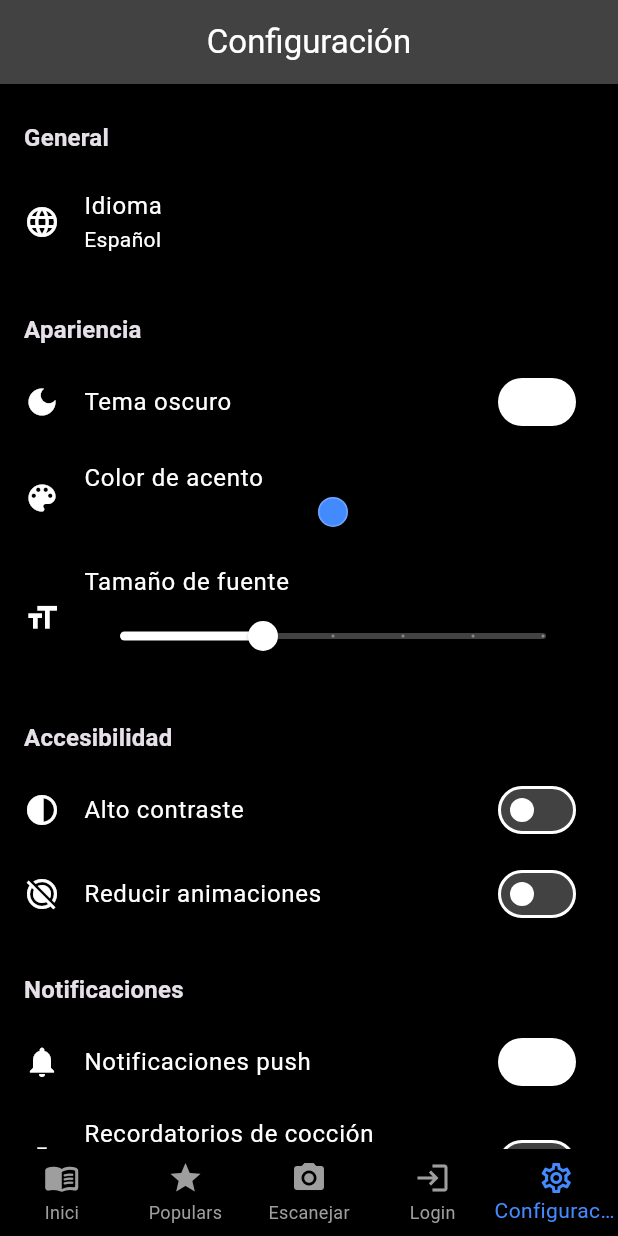
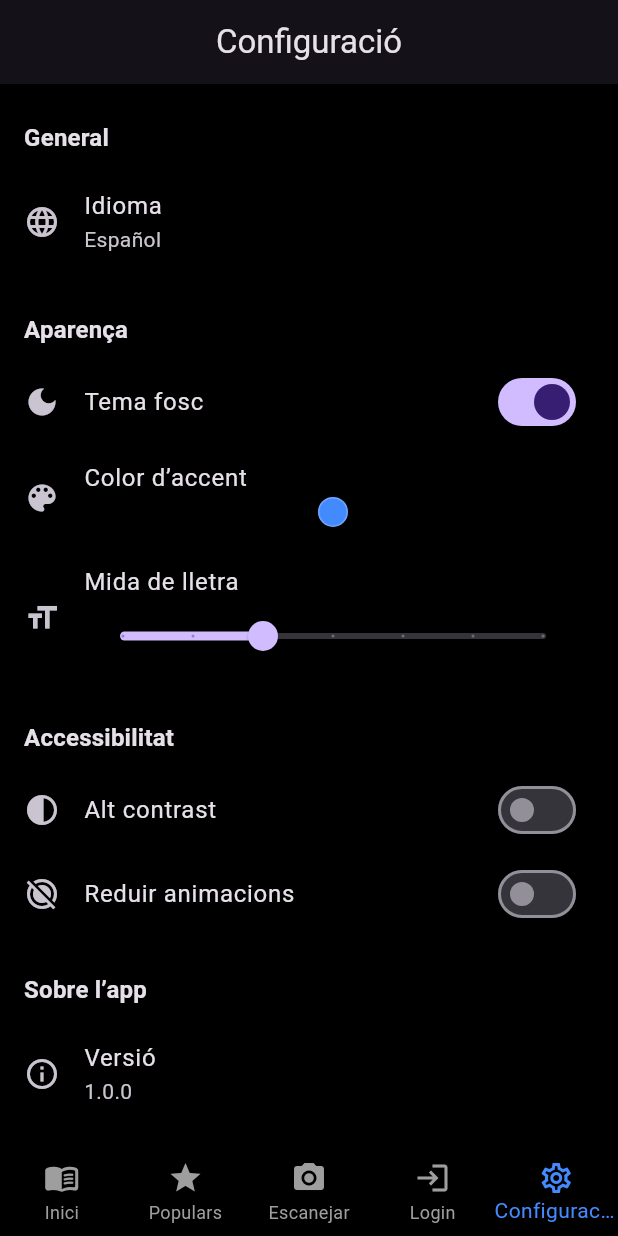
Before and after one commit to isma-fernandez/RecipeAI, a Flutter app: the screen it shows after launch, item 5 of the bottom bar chosen, on a phone screen of 412 x 824 dp. Run offline on Flutter 3.47's test engine with Material 3 defaults, Android fonts, the phone set to English and light mode, and no system bars; our stand-ins replace camera, cloud_firestore, cloud_functions, firebase_auth, firebase_core, firebase_storage and 2 more; accounts and stored records are empty.

Commit message:
added functionalities for settings screen

```diff
--- /dev/null
+++ b/lib/accent_color_notifier.dart
@@ -0,0 +1,14 @@
+import 'package:flutter/material.dart';
+
+class AccentColorNotifier extends ChangeNotifier {
+  Color _accentColor;
+
+  AccentColorNotifier(this._accentColor);
+
+  Color get accentColor => _accentColor;
+
+  void setAccentColor(Color color) {
+    _accentColor = color;
+    notifyListeners();
+  }
+}
--- /dev/null
+++ b/lib/font_scale_notifier.dart
@@ -0,0 +1,14 @@
+import 'package:flutter/material.dart';
+
+class FontScaleNotifier extends ChangeNotifier {
+  double _fontScale;
+
+  FontScaleNotifier(this._fontScale);
+
+  double get fontScale => _fontScale;
+
+  void setFontScale(double value) {
+    _fontScale = value;
+    notifyListeners();
+  }
+}
--- /dev/null
+++ b/lib/high_contrast_notifier.dart
@@ -0,0 +1,14 @@
+import 'package:flutter/material.dart';
+
+class HighContrastNotifier extends ChangeNotifier {
+  bool _highContrast;
+
+  HighContrastNotifier(this._highContrast);
+
+  bool get highContrast => _highContrast;
+
+  void setHighContrast(bool value) {
+    _highContrast = value;
+    notifyListeners();
+  }
+}
--- a/lib/main.dart
+++ b/lib/main.dart
@@ -1,6 +1,8 @@
 import 'package:flutter/material.dart';
 import 'package:firebase_core/firebase_core.dart';
 import 'package:firebase_auth/firebase_auth.dart';
+import 'package:provider/provider.dart';
+import 'package:shared_preferences/shared_preferences.dart';
 
 import 'firebase_options.dart';
 import 'screens/recipes_screen.dart';
@@ -11,31 +13,112 @@ import 'screens/popular_screen.dart';
 import 'screens/login_screen.dart';
 import 'screens/user_screen.dart';
 import 'screens/settings_screen.dart';
+import 'font_scale_notifier.dart';
+import 'accent_color_notifier.dart';
+import 'high_contrast_notifier.dart';
+import 'reduce_motion_notifier.dart';
+
+class ThemeNotifier extends ChangeNotifier {
+  bool _darkMode;
+  ThemeNotifier(this._darkMode);
+
+  bool get darkMode => _darkMode;
+
+  ThemeData get themeData =>
+      _darkMode ? ThemeData.dark() : ThemeData.light();
+
+  void setDarkMode(bool value) {
+    _darkMode = value;
+    notifyListeners();
+  }
+}
 
 void main() async {
   WidgetsFlutterBinding.ensureInitialized();
   await Firebase.initializeApp(
     options: DefaultFirebaseOptions.currentPlatform,
   );
-  runApp(const MyApp());
+  final prefs = await SharedPreferences.getInstance();
+  final isDark = prefs.getBool('darkMode') ?? true;
+  final fontScale = prefs.getDouble('fontScale') ?? 1.0;
+  final accentColor = Color(prefs.getInt('accentColor') ?? Colors.blueAccent.value);
+  final highContrast = prefs.getBool('highContrast') ?? false;
+  final reduceMotion = prefs.getBool('reduceMotion') ?? false;
+
+  runApp(
+    MultiProvider(
+      providers: [
+        ChangeNotifierProvider(create: (_) => ThemeNotifier(isDark)),
+        ChangeNotifierProvider(create: (_) => FontScaleNotifier(fontScale)),
+        ChangeNotifierProvider(create: (_) => AccentColorNotifier(accentColor)),
+        ChangeNotifierProvider(create: (_) => HighContrastNotifier(highContrast)),
+        ChangeNotifierProvider(create: (_) => ReduceMotionNotifier(reduceMotion)),
+      ],
+      child: const MyApp(),
+    ),
+  );
 }
 
 class MyApp extends StatelessWidget {
   const MyApp({super.key});
   @override
   Widget build(BuildContext context) {
+    return Consumer4<ThemeNotifier, FontScaleNotifier, AccentColorNotifier, HighContrastNotifier>(
+      builder: (context, themeNotifier, fontScaleNotifier, accentColorNotifier, highContrastNotifier, child) {
+        ThemeData baseTheme = themeNotifier.themeData;
+        if (highContrastNotifier.highContrast) {
+          // Aplica colors vius i contrastats!
+          baseTheme = baseTheme.copyWith(
+            colorScheme: baseTheme.colorScheme.copyWith(
+              background: themeNotifier.darkMode ? Colors.black : Colors.white,
+              onBackground: Colors.yellow,
+              primary: themeNotifier.darkMode ? Colors.white : Colors.black,
+              secondary: Colors.yellowAccent,
+              surface: Colors.black,
+              onSurface: Colors.yellowAccent,
+            ),
+            textTheme: baseTheme.textTheme.copyWith(
+              bodyLarge: baseTheme.textTheme.bodyLarge?.copyWith(
+                fontWeight: FontWeight.bold,
+                color: Colors.yellowAccent,
+              ),
+              bodyMedium: baseTheme.textTheme.bodyMedium?.copyWith(
+                fontWeight: FontWeight.bold,
+                color: Colors.yellowAccent,
+              ),
+              titleLarge: baseTheme.textTheme.titleLarge?.copyWith(
+                fontWeight: FontWeight.bold,
+                color: Colors.yellowAccent,
+              ),
+            ),
+            switchTheme: baseTheme.switchTheme.copyWith(
+              thumbColor: MaterialStateProperty.all(Colors.yellowAccent),
+              trackColor: MaterialStateProperty.all(Colors.black87),
+            ),
+          );
+        }
+
         return MaterialApp(
           debugShowCheckedModeBanner: false,
           title: 'RecipeAI App',
-      theme: ThemeData.dark().copyWith(
-        scaffoldBackgroundColor: Colors.black,
-        primaryColor: Colors.white,
-        colorScheme: ColorScheme.fromSwatch(brightness: Brightness.dark).copyWith(
-          primary: Colors.white,
-          secondary: Colors.blueAccent,
+          theme: baseTheme.copyWith(
+            scaffoldBackgroundColor: themeNotifier.darkMode ? Colors.black : Colors.white,
+            primaryColor: themeNotifier.darkMode ? Colors.white : Colors.black,
+            colorScheme: baseTheme.colorScheme.copyWith(
+              secondary: accentColorNotifier.accentColor,
             ),
           ),
+          builder: (context, child) {
+            return MediaQuery(
+              data: MediaQuery.of(context).copyWith(
+                textScaleFactor: fontScaleNotifier.fontScale,
+              ),
+              child: child!,
+            );
+          },
           home: const RootPage(),
+        );
+      },
     );
   }
 }
@@ -79,7 +162,7 @@ class _RootPageState extends State<RootPage> {
       const BottomNavigationBarItem(
           icon: Icon(Icons.menu_book_rounded), label: 'Inici'),
       const BottomNavigationBarItem(
-          icon: Icon(Icons.star), label: 'Populars'),    // Platos populares
+          icon: Icon(Icons.star), label: 'Populars'),
       const BottomNavigationBarItem(
           icon: Icon(Icons.photo_camera), label: 'Escanejar'),
       if (loggedIn)
@@ -105,8 +188,8 @@ class _RootPageState extends State<RootPage> {
         currentIndex: _currentIndex,
         onTap: (i) => setState(() => _currentIndex = i),
         type: BottomNavigationBarType.fixed,
-        backgroundColor: Colors.black,
-        selectedItemColor: Colors.blueAccent,
+        backgroundColor: Theme.of(context).scaffoldBackgroundColor,
+        selectedItemColor: Provider.of<AccentColorNotifier>(context).accentColor,
         unselectedItemColor: Colors.grey,
         items: items,
       ),
--- /dev/null
+++ b/lib/reduce_motion_notifier.dart
@@ -0,0 +1,14 @@
+import 'package:flutter/material.dart';
+
+class ReduceMotionNotifier extends ChangeNotifier {
+  bool _reduceMotion;
+
+  ReduceMotionNotifier(this._reduceMotion);
+
+  bool get reduceMotion => _reduceMotion;
+
+  void setReduceMotion(bool value) {
+    _reduceMotion = value;
+    notifyListeners();
+  }
+}
--- a/lib/screens/settings_screen.dart
+++ b/lib/screens/settings_screen.dart
@@ -1,4 +1,12 @@
 import 'package:flutter/material.dart';
+import 'package:provider/provider.dart';
+import 'package:shared_preferences/shared_preferences.dart';
+
+import '../font_scale_notifier.dart';
+import '../main.dart'; // Per ThemeNotifier
+import '../accent_color_notifier.dart';
+import '../high_contrast_notifier.dart';
+import '../reduce_motion_notifier.dart';
 
 class SettingsScreen extends StatefulWidget {
   const SettingsScreen({super.key});
@@ -9,21 +17,43 @@ class SettingsScreen extends StatefulWidget {
 
 class _SettingsScreenState extends State<SettingsScreen> {
   bool darkMode = true;
-  bool highContrast = false;
-  bool reduceMotion = false;
-  bool pushNotifications = true;
-  bool cookingReminders = false;
-  bool useMobileData = true;
-  bool autoUploadPhotos = false;
   double fontScale = 1.0;
   String language = 'Español';
   Color accentColor = Colors.blueAccent;
+  bool highContrast = false;
+  bool reduceMotion = false;
+
+  @override
+  void initState() {
+    super.initState();
+    _loadPreferences();
+  }
+
+  Future<void> _loadPreferences() async {
+    final prefs = await SharedPreferences.getInstance();
+    setState(() {
+      darkMode = prefs.getBool('darkMode') ?? true;
+      fontScale = prefs.getDouble('fontScale') ?? 1.0;
+      language = prefs.getString('language') ?? 'Español';
+      accentColor = Color(prefs.getInt('accentColor') ?? Colors.blueAccent.value);
+      highContrast = prefs.getBool('highContrast') ?? false;
+      reduceMotion = prefs.getBool('reduceMotion') ?? false;
+    });
+  }
+
+  Future<void> _savePreference(String key, dynamic value) async {
+    final prefs = await SharedPreferences.getInstance();
+    if (value is bool) prefs.setBool(key, value);
+    if (value is String) prefs.setString(key, value);
+    if (value is double) prefs.setDouble(key, value);
+    if (value is int) prefs.setInt(key, value);
+  }
 
   @override
   Widget build(BuildContext context) {
     return Scaffold(
       appBar: AppBar(
-        title: const Text('Configuración'),
+        title: const Text('Configuració'),
         centerTitle: true,
       ),
       body: ListView(
@@ -35,106 +65,86 @@ class _SettingsScreenState extends State<SettingsScreen> {
             subtitle: Text(language),
             onTap: () => _showOptionsDialog(
               title: 'Selecciona idioma',
-              options: const ['Español', 'English', 'Català', 'Français'],
+              options: const ['Català'],
               selected: language,
-              onSelected: (v) => setState(() => language = v),
+              onSelected: (v) async {
+                setState(() => language = v);
+                await _savePreference('language', v);
+                // Aquí pots afegir la lògica de canvi d'idioma global
+              },
             ),
           ),
-          _buildSectionTitle('Apariencia'),
+          _buildSectionTitle('Aparença'),
           SwitchListTile(
             value: darkMode,
-            onChanged: (v) => setState(() => darkMode = v),
-            title: const Text('Tema oscuro'),
+            onChanged: (v) async {
+              setState(() => darkMode = v);
+              await _savePreference('darkMode', v);
+              Provider.of<ThemeNotifier>(context, listen: false).setDarkMode(v);
+            },
+            title: const Text('Tema fosc'),
             secondary: const Icon(Icons.dark_mode),
           ),
           ListTile(
             leading: const Icon(Icons.color_lens),
-            title: const Text('Color de acento'),
-            subtitle: Container(
+            title: const Text('Color d’accent'),
+            subtitle: Consumer<AccentColorNotifier>(
+              builder: (context, accentNotifier, _) => Container(
                 width: 20,
                 height: 20,
                 decoration: BoxDecoration(
-                color: accentColor,
+                  color: accentNotifier.accentColor,
                   shape: BoxShape.circle,
                   border: Border.all(color: Colors.white24),
                 ),
               ),
-            onTap: () => _showColorPicker(),
+            ),
+            onTap: () => _showColorPicker(context),
           ),
           ListTile(
             leading: const Icon(Icons.format_size),
-            title: const Text('Tamaño de fuente'),
+            title: const Text('Mida de lletra'),
             subtitle: Slider(
               value: fontScale,
               min: 0.8,
               max: 1.4,
               divisions: 6,
               label: '${(fontScale * 100).round()} %',
-              onChanged: (v) => setState(() => fontScale = v),
+              onChanged: (v) {
+                setState(() => fontScale = v);
+                _savePreference('fontScale', v);
+                Provider.of<FontScaleNotifier>(context, listen: false).setFontScale(v);
+              },
             ),
           ),
-
-          _buildSectionTitle('Accesibilidad'),
-          SwitchListTile(
-            value: highContrast,
-            onChanged: (v) => setState(() => highContrast = v),
-            title: const Text('Alto contraste'),
+          _buildSectionTitle('Accessibilitat'),
+          Consumer<HighContrastNotifier>(
+            builder: (context, highContrastNotifier, _) => SwitchListTile(
+              value: highContrastNotifier.highContrast,
+              onChanged: (v) async {
+                highContrastNotifier.setHighContrast(v);
+                await _savePreference('highContrast', v);
+              },
+              title: const Text('Alt contrast'),
               secondary: const Icon(Icons.contrast),
             ),
-          SwitchListTile(
-            value: reduceMotion,
-            onChanged: (v) => setState(() => reduceMotion = v),
-            title: const Text('Reducir animaciones'),
+          ),
+          Consumer<ReduceMotionNotifier>(
+            builder: (context, reduceMotionNotifier, _) => SwitchListTile(
+              value: reduceMotionNotifier.reduceMotion,
+              onChanged: (v) async {
+                reduceMotionNotifier.setReduceMotion(v);
+                await _savePreference('reduceMotion', v);
+              },
+              title: const Text('Reduir animacions'),
               secondary: const Icon(Icons.motion_photos_off),
             ),
-
-          _buildSectionTitle('Notificaciones'),
-          SwitchListTile(
-            value: pushNotifications,
-            onChanged: (v) => setState(() => pushNotifications = v),
-            title: const Text('Notificaciones push'),
-            secondary: const Icon(Icons.notifications),
           ),
-          SwitchListTile(
-            value: cookingReminders,
-            onChanged: (v) => setState(() => cookingReminders = v),
-            title: const Text('Recordatorios de cocción'),
-            subtitle: const Text('Recibe avisos cuando termine el tiempo de horno'),
-            secondary: const Icon(Icons.timer),
-          ),
-
-          _buildSectionTitle('Datos y almacenamiento'),
-          SwitchListTile(
-            value: useMobileData,
-            onChanged: (v) => setState(() => useMobileData = v),
-            title: const Text('Usar datos móviles'),
-            secondary: const Icon(Icons.signal_cellular_alt),
-          ),
-          SwitchListTile(
-            value: autoUploadPhotos,
-            onChanged: (v) => setState(() => autoUploadPhotos = v),
-            title: const Text('Subir fotos automáticamente'),
-            subtitle: const Text('Se enviarán a la nube para analizar ingredientes'),
-            secondary: const Icon(Icons.cloud_upload_outlined),
-          ),
-
-          _buildSectionTitle('Acerca de'),
+          _buildSectionTitle('Sobre l’app'),
           ListTile(
             leading: const Icon(Icons.info_outline),
-            title: const Text('Versión'),
+            title: const Text('Versió'),
             subtitle: const Text('1.0.0'),
-          ),
-          ListTile(
-            leading: const Icon(Icons.description_outlined),
-            title: const Text('Términos y privacidad'),
-            onTap: () {
-            },
-          ),
-          ListTile(
-            leading: const Icon(Icons.star_rate_outlined),
-            title: const Text('Dejar valoración'),
-            onTap: () {
-            },
           ),
           const SizedBox(height: 24),
         ],
@@ -147,8 +157,10 @@ class _SettingsScreenState extends State<SettingsScreen> {
   Widget _buildSectionTitle(String title) => Padding(
     padding: const EdgeInsets.fromLTRB(16, 24, 16, 8),
     child: Text(title,
-        style:
-        Theme.of(context).textTheme.titleMedium?.copyWith(fontWeight: FontWeight.bold)),
+        style: Theme.of(context)
+            .textTheme
+            .titleMedium
+            ?.copyWith(fontWeight: FontWeight.bold)),
   );
 
   Future<void> _showOptionsDialog({
@@ -181,7 +193,7 @@ class _SettingsScreenState extends State<SettingsScreen> {
     );
   }
 
-  Future<void> _showColorPicker() async {
+  Future<void> _showColorPicker(BuildContext context) async {
     final colors = [
       Colors.blueAccent,
       Colors.redAccent,
@@ -190,6 +202,7 @@ class _SettingsScreenState extends State<SettingsScreen> {
       Colors.orangeAccent,
       Colors.tealAccent,
     ];
+    final accentNotifier = Provider.of<AccentColorNotifier>(context, listen: false);
 
     await showModalBottomSheet(
       context: context,
@@ -205,8 +218,10 @@ class _SettingsScreenState extends State<SettingsScreen> {
           children: colors
               .map(
                 (c) => GestureDetector(
-              onTap: () {
+              onTap: () async {
                 setState(() => accentColor = c);
+                accentNotifier.setAccentColor(c);
+                await _savePreference('accentColor', c.value);
                 Navigator.of(context).pop();
               },
               child: Container(
@@ -216,7 +231,9 @@ class _SettingsScreenState extends State<SettingsScreen> {
                   color: c,
                   shape: BoxShape.circle,
                   border: Border.all(
-                    color: c == accentColor ? Colors.white : Colors.transparent,
+                    color: c == accentNotifier.accentColor
+                        ? Colors.white
+                        : Colors.transparent,
                     width: 3,
                   ),
                 ),
```
Lines whose indentation alone changed are shown as unchanged.
